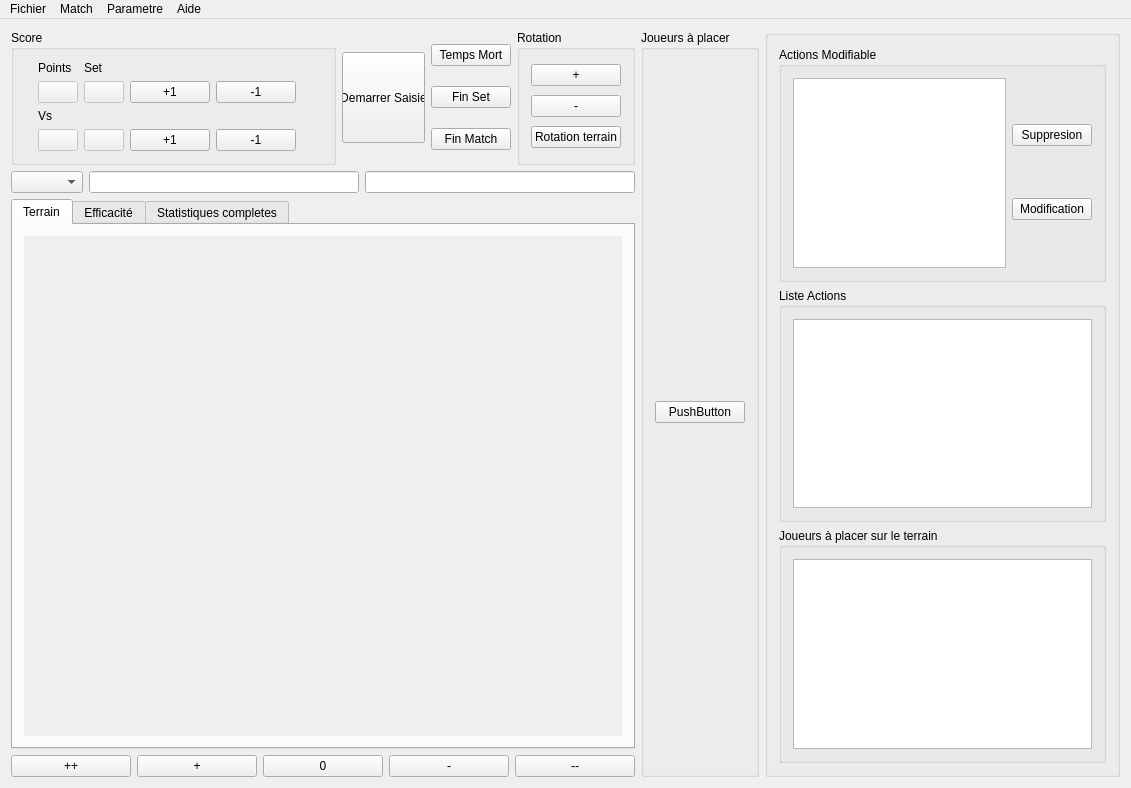
This is ui/ecran.ui in flagage/volleyclubstats as Qt 5 draws it before an edit. The edited form follows.
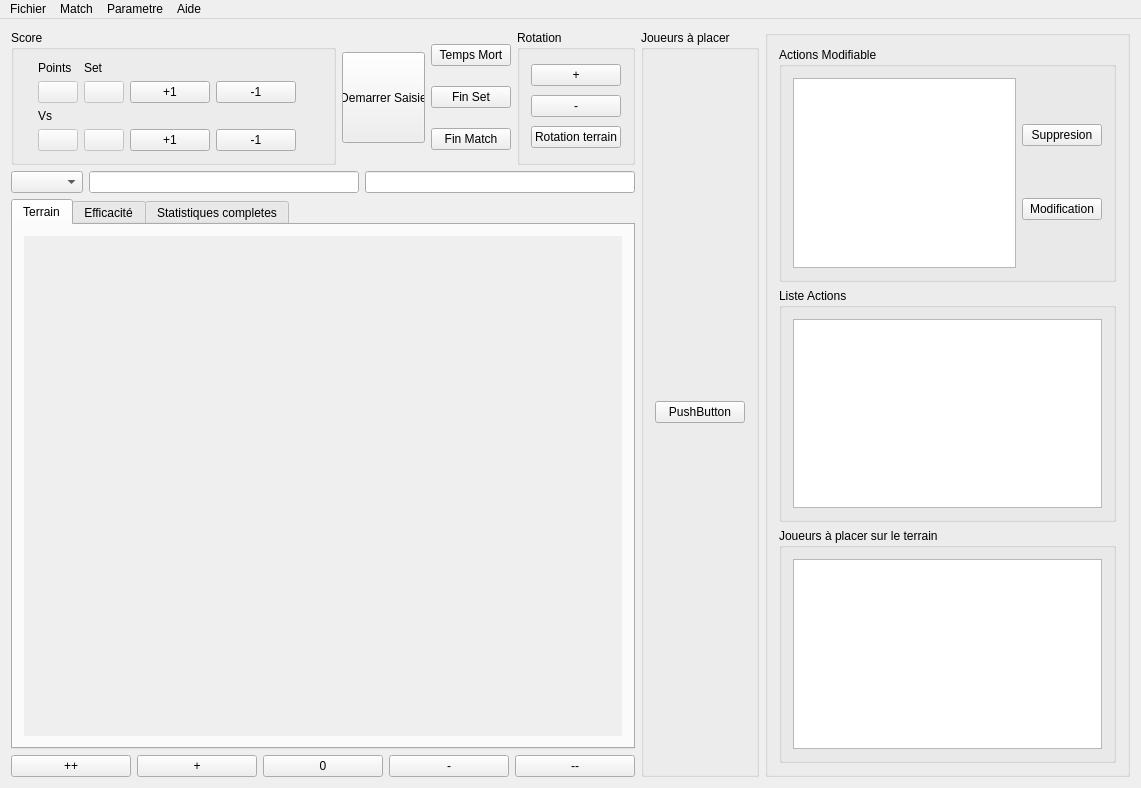
This is the edited form. Icons and pictures are not drawn.

```diff
--- a/ui/ecran.ui
+++ b/ui/ecran.ui
@@ -6,7 +6,7 @@
    <rect>
     <x>0</x>
     <y>0</y>
-    <width>1131</width>
+    <width>1141</width>
     <height>788</height>
    </rect>
   </property>
@@ -498,8 +498,8 @@
     <rect>
      <x>0</x>
      <y>0</y>
-     <width>1131</width>
-     <height>21</height>
+     <width>1141</width>
+     <height>25</height>
     </rect>
    </property>
    <widget class="QMenu" name="menuFichier">
```
